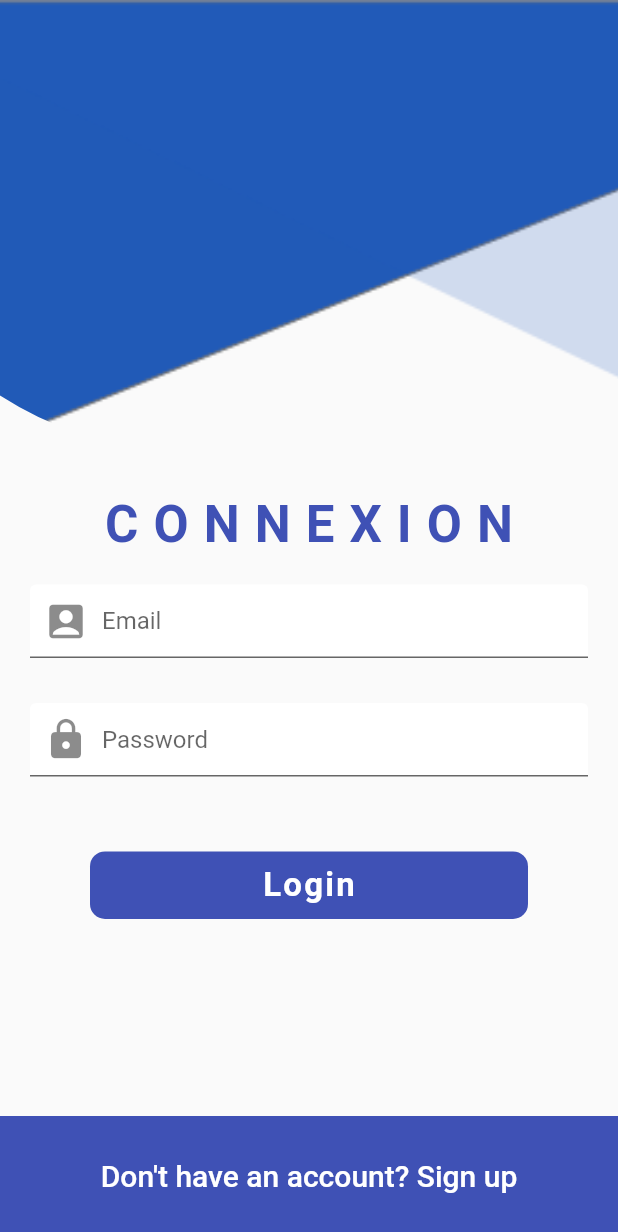
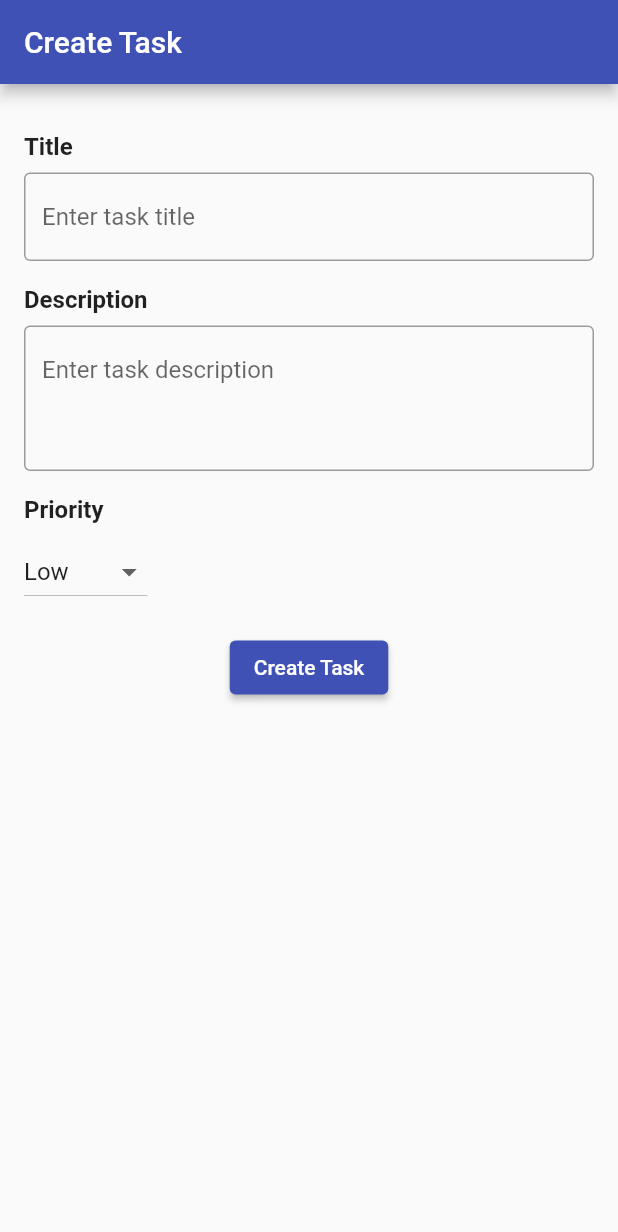
Before and after one commit to thadios1920/PFE_Mobile_App, a Flutter app: the screen it shows after launch, on a phone screen of 412 x 824 dp. Shown: the top 1232 px of the screen. Run offline on Flutter 3.47's test engine with Material 2 defaults, Android fonts, the phone set to English and light mode, and no system bars; our stand-ins replace image_picker.

Commit message:
App_Mobile Sprint-2

```diff
--- a/lib/main.dart
+++ b/lib/main.dart
@@ -1,4 +1,5 @@
 import 'package:flutter/material.dart';
+import 'package:pfe_mobile_app/pages/chefProjet/create_task.dart';
 import 'package:pfe_mobile_app/pages/login_page.dart';
 import 'pages/signIn.dart';
 
@@ -15,7 +16,7 @@ class MyApp extends StatelessWidget {
       title: 'MAS',
       theme: ThemeData(primarySwatch: Colors.indigo),
       home: Scaffold(
-        body: LoginScreen(),
+        body: CreateTask(),
         // bottomNavigationBar: BottomNavigationBar(items: const [
         //   BottomNavigationBarItem(icon: Icon(Icons.home), label: "Projets"),
         //   BottomNavigationBarItem(icon: Icon(Icons.add), label: "Taches"),
--- a/lib/pages/chefProjet/create_task.dart
+++ b/lib/pages/chefProjet/create_task.dart
@@ -0,0 +1,91 @@
+import 'package:flutter/material.dart';
+
+class CreateTask extends StatefulWidget {
+  @override
+  _CreateTaskState createState() => _CreateTaskState();
+}
+
+class _CreateTaskState extends State<CreateTask> {
+  String _selectedPriority = 'Low';
+
+  @override
+  Widget build(BuildContext context) {
+    return Scaffold(
+      appBar: AppBar(
+        title: Text('Create Task'),
+      ),
+      body: SingleChildScrollView(
+        child: Padding(
+          padding: const EdgeInsets.all(16.0),
+          child: Column(
+            crossAxisAlignment: CrossAxisAlignment.start,
+            children: [
+              SizedBox(height: 16.0),
+              Text(
+                'Title',
+                style: TextStyle(
+                  fontSize: 16.0,
+                  fontWeight: FontWeight.bold,
+                ),
+              ),
+              SizedBox(height: 8.0),
+              TextFormField(
+                decoration: InputDecoration(
+                  hintText: 'Enter task title',
+                  border: OutlineInputBorder(),
+                ),
+              ),
+              SizedBox(height: 16.0),
+              Text(
+                'Description',
+                style: TextStyle(
+                  fontSize: 16.0,
+                  fontWeight: FontWeight.bold,
+                ),
+              ),
+              SizedBox(height: 8.0),
+              TextFormField(
+                decoration: InputDecoration(
+                  hintText: 'Enter task description',
+                  border: OutlineInputBorder(),
+                ),
+                maxLines: 3,
+              ),
+              SizedBox(height: 16.0),
+              Text(
+                'Priority',
+                style: TextStyle(
+                  fontSize: 16.0,
+                  fontWeight: FontWeight.bold,
+                ),
+              ),
+              SizedBox(height: 8.0),
+              DropdownButton<String>(
+                value: _selectedPriority,
+                onChanged: (newValue) {
+                  setState(() {
+                    _selectedPriority = newValue!;
+                  });
+                },
+                items: <String>['Low', 'Medium', 'High']
+                    .map<DropdownMenuItem<String>>((String value) {
+                  return DropdownMenuItem<String>(
+                    value: value,
+                    child: Text(value),
+                  );
+                }).toList(),
+              ),
+              SizedBox(height: 16.0),
+              Center(
+                child: ElevatedButton(
+                  onPressed: () {},
+                  child: Text('Create Task'),
+                ),
+              ),
+            ],
+          ),
+        ),
+      ),
+    );
+  }
+}
```
Also changed, not shown: lib/custom_Widgets/posts_carousel.dart (+4 -4 lines), lib/image.dart (+34 -1 lines), lib/pages/chefProjet/list-etage.dart (+67 -66 lines), lib/pages/login_page.dart (+2 -15 lines), lib/services/api_Client.dart (+7 -3 lines).
